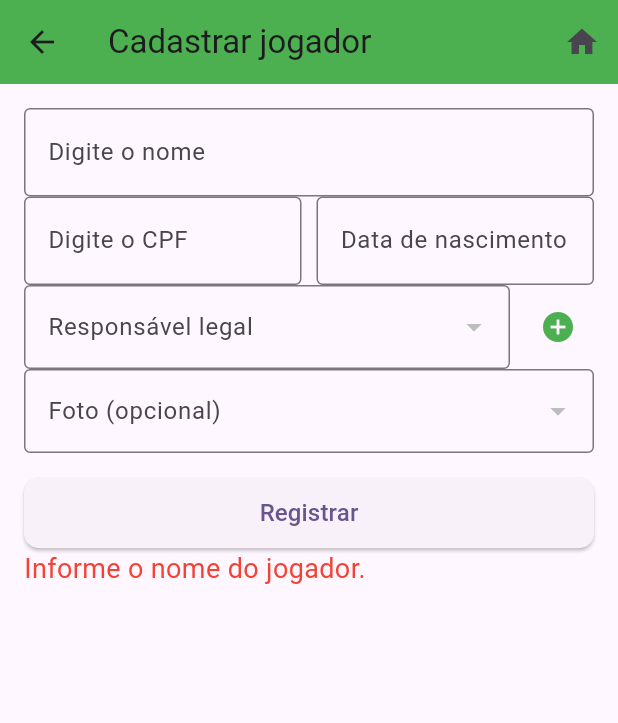
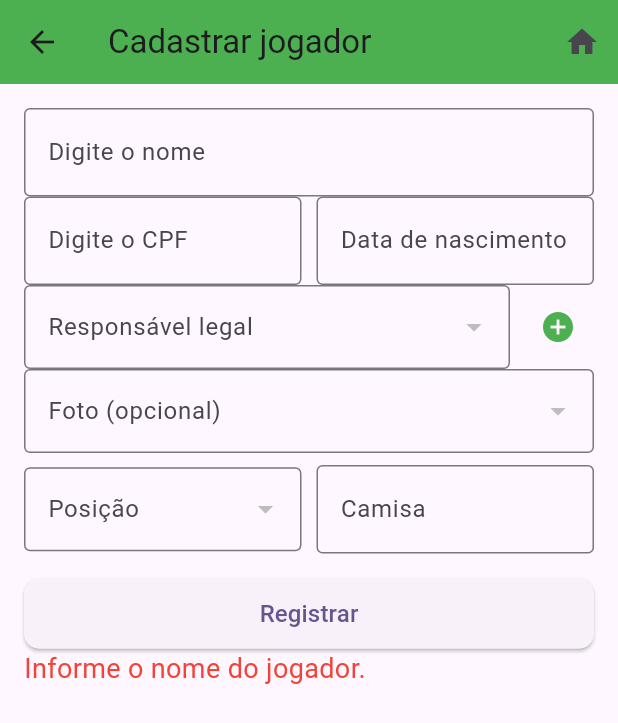
Before and after one commit to lucas1046/ProjetoCompeticao, a Flutter app: the TelaAdicionarJogador screen opened directly, after a tap on "Registrar", on a phone screen of 412 x 824 dp. Shown: the top 723 px of the screen. Run offline on Flutter 3.47's test engine with Material 3 defaults, Android fonts, the phone set to English and light mode, and no system bars; our stand-ins replace pdf, printing, sqflite; accounts and stored records are empty.

Commit message:
Fase 32 (Fase A): posicao e camisa no cadastro do jogador (banco v7)

```diff
--- a/lib/control/banco_dados.dart
+++ b/lib/control/banco_dados.dart
@@ -14,7 +14,7 @@ class BancoDados {
   factory BancoDados() => _instancia;
 
   static const String _nomeBanco = "bd_competicao.db";
-  static const int _versao = 6;
+  static const int _versao = 7;
 
   Database? _db;
 
@@ -97,6 +97,16 @@ class BancoDados {
         if (oldVersion < 6) {
           await db.execute(
             "ALTER TABLE escalacao ADD COLUMN id_time INTEGER REFERENCES time(id_time)",
+          );
+        }
+
+        // Migracao v6 -> v7: posição e camisa no jogador (Fase A)
+        if (oldVersion < 7) {
+          await db.execute(
+            "ALTER TABLE jogador ADD COLUMN id_posicao INTEGER REFERENCES posicao(id)",
+          );
+          await db.execute(
+            "ALTER TABLE jogador ADD COLUMN numero_camisa INTEGER",
           );
         }
       },
@@ -200,7 +210,9 @@ class BancoDados {
       "nome VARCHAR(150) NOT NULL, "
       "data_nascimento DATE NOT NULL, "
       "id_responsavel INTEGER REFERENCES responsavel(id) ON DELETE SET NULL, "
-      "id_foto INTEGER REFERENCES foto_figurinha(id))",
+      "id_foto INTEGER REFERENCES foto_figurinha(id), "
+      "id_posicao INTEGER REFERENCES posicao(id), "
+      "numero_camisa INTEGER)",
     );
 
     await db.execute(
--- a/lib/model/jogador.dart
+++ b/lib/model/jogador.dart
@@ -5,6 +5,8 @@ class Jogador {
   final String dataNascimento;
   final int idResponsavel;
   final int? idFoto;
+  final int? idPosicao;
+  final int? numeroCamisa;
 
   Jogador({
     this.id,
@@ -13,6 +15,8 @@ class Jogador {
     required this.dataNascimento,
     required this.idResponsavel,
     this.idFoto,
+    this.idPosicao,
+    this.numeroCamisa,
   });
 
   Map<String, dynamic> toMap() {
@@ -23,6 +27,8 @@ class Jogador {
       'data_nascimento': dataNascimento,
       'id_responsavel': idResponsavel,
       'id_foto': idFoto,
+      'id_posicao': idPosicao,
+      'numero_camisa': numeroCamisa,
     };
   }
 
@@ -34,6 +40,8 @@ class Jogador {
       dataNascimento: map['data_nascimento'],
       idResponsavel: map['id_responsavel'],
       idFoto: map['id_foto'],
+      idPosicao: map['id_posicao'],
+      numeroCamisa: map['numero_camisa'],
     );
   }
 }
--- a/lib/telas/tela_adicionar_jogador.dart
+++ b/lib/telas/tela_adicionar_jogador.dart
@@ -1,10 +1,12 @@
 import 'package:flutter/material.dart';
 import 'package:projeto_final/telas/menu.dart';
 import 'package:projeto_final/control/control_jogador.dart';
+import 'package:projeto_final/control/control_posicao.dart';
 import 'package:projeto_final/control/control_responsavel.dart';
 import 'package:projeto_final/model/jogador.dart';
 import 'package:projeto_final/control/control_foto.dart';
 import 'package:projeto_final/model/foto_figurinha.dart';
+import 'package:projeto_final/model/posicao.dart';
 import 'package:projeto_final/model/responsavel.dart';
 import 'package:projeto_final/widgets/widget_button.dart';
 import 'package:projeto_final/widgets/widget_input.dart';
@@ -21,10 +23,13 @@ class _TelaAdicionarJogadorState extends State<TelaAdicionarJogador> {
   final _nome = TextEditingController();
   final _cpf = TextEditingController();
   final _dataNascimento = TextEditingController();
+  final _camisa = TextEditingController();
   String? _idResponsavelSelecionado;
   String? _idFotoSelecionada;
+  String? _idPosicaoSelecionada;
   List<Responsavel> _responsaveis = [];
   List<FotoFigurinha> _fotos = [];
+  List<Posicao> _posicoes = [];
   String _resultado = "";
 
   @override
@@ -32,6 +37,7 @@ class _TelaAdicionarJogadorState extends State<TelaAdicionarJogador> {
     super.initState();
     _carregarResponsaveis();
     _carregarFotos();
+    _carregarPosicoes();
   }
 
   Future<void> _carregarResponsaveis() async {
@@ -50,6 +56,14 @@ class _TelaAdicionarJogadorState extends State<TelaAdicionarJogador> {
     setState(() {
       _fotos = lista;
       if (lista.isNotEmpty) _idFotoSelecionada = lista[0].id.toString();
+    });
+  }
+
+  Future<void> _carregarPosicoes() async {
+    final lista = await ControlPosicao().queryFind();
+    setState(() {
+      _posicoes = lista;
+      if (lista.isNotEmpty) _idPosicaoSelecionada = lista[0].id.toString();
     });
   }
   @override
@@ -141,6 +155,35 @@ class _TelaAdicionarJogadorState extends State<TelaAdicionarJogador> {
             });
           },
         ),
+        SizedBox(height: 8),
+        Row(
+          children: [
+            Expanded(
+              child: DropdownButtonFormField<String>(
+                value: _idPosicaoSelecionada,
+                decoration: InputDecoration(
+                  labelText: "Posição",
+                  border: OutlineInputBorder(),
+                ),
+                items: _posicoes.map((p) {
+                  return DropdownMenuItem<String>(
+                    value: p.id.toString(),
+                    child: Text(p.nome),
+                  );
+                }).toList(),
+                onChanged: (valor) {
+                  setState(() {
+                    _idPosicaoSelecionada = valor;
+                  });
+                },
+              ),
+            ),
+            SizedBox(width: 10),
+            Expanded(
+              child: InputTextos("Camisa", "Nº", controller: _camisa),
+            ),
+          ],
+        ),
         SizedBox(height: 16),
         Buttons("Registrar", onPressed: _registrar),
         TextosCustom(_resultado, 18, Colors.red),
@@ -207,6 +250,8 @@ class _TelaAdicionarJogadorState extends State<TelaAdicionarJogador> {
       dataNascimento: _dataNascimento.text,
       idResponsavel: int.tryParse(_idResponsavelSelecionado ?? "0") ?? 0,
       idFoto: int.tryParse(_idFotoSelecionada ?? ""),
+      idPosicao: int.tryParse(_idPosicaoSelecionada ?? ""),
+      numeroCamisa: int.tryParse(_camisa.text),
     );
 
     try {
```
